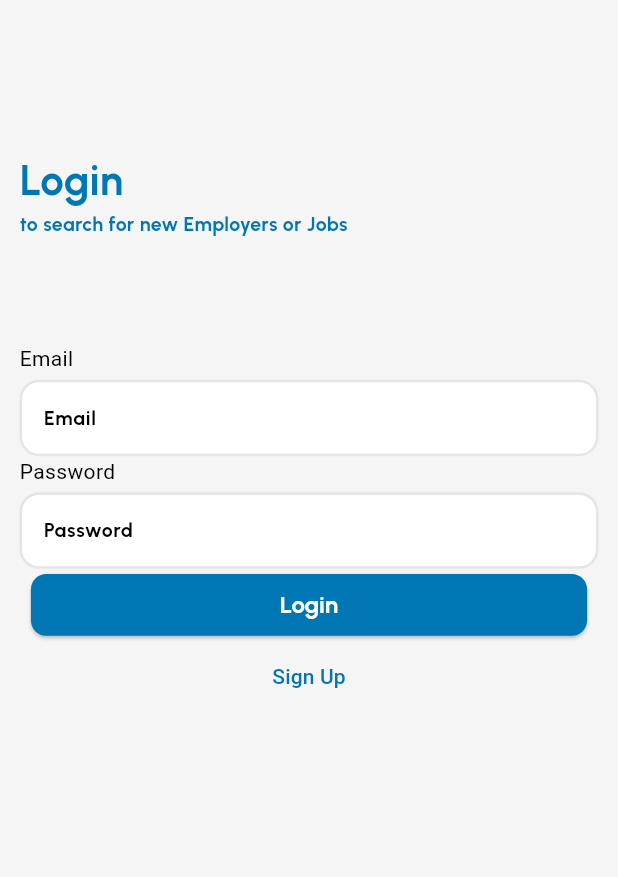
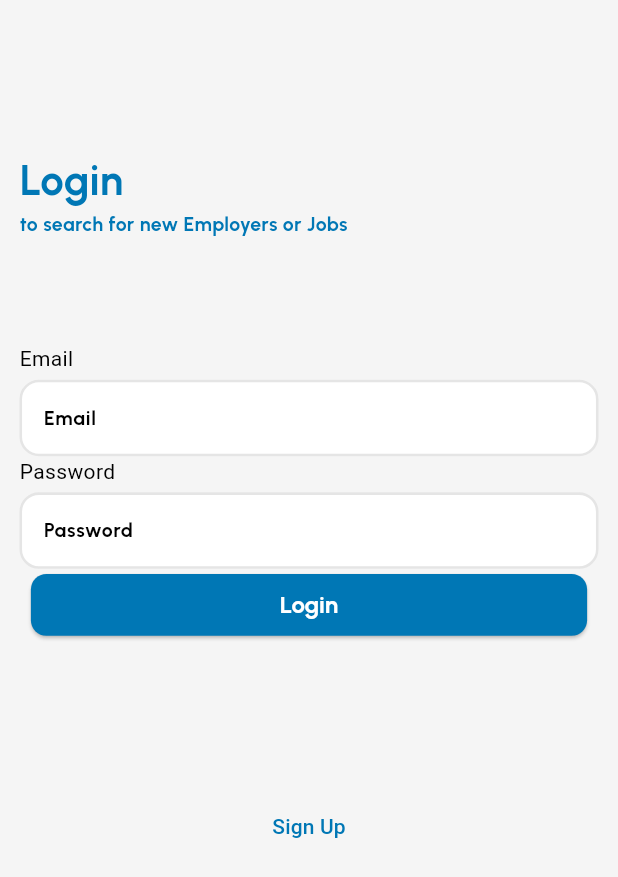
Before and after one commit to WissamAlmsalati/quick_hire_app, a Flutter app: the screen it shows after launch, after a tap on "Login", on a phone screen of 412 x 824 dp. Shown: the top 877 px of the screen. Run offline on Flutter 3.47's test engine with Material 3 defaults, Android fonts, the phone set to English and light mode, and no system bars; our stand-ins replace bloc, flutter_bloc, gap, google_fonts; missing offline and left inert: dart:ffi.

Commit message:
log in page and custom button

```diff
--- a/lib/core/widgets/custom_button.dart
+++ b/lib/core/widgets/custom_button.dart
@@ -17,11 +17,7 @@ class CustomButton extends StatelessWidget {
 
   @override
   Widget build(BuildContext context) {
-    return SizedBox(
-        width: width,
-        height: height,
-        child: ElevatedButton(onPressed: onPressed,
-          child: Text(text),)
-    );
+    return ElevatedButton(onPressed: onPressed,
+      child: Text(text),);
   }
 }
--- a/lib/features/authintication_screens/presentation/widgets/login_form_widget.dart
+++ b/lib/features/authintication_screens/presentation/widgets/login_form_widget.dart
@@ -7,7 +7,6 @@ import 'package:quick_hire/core/widgets/custom_text_field.dart';
 import '../../data/repositories/auth_repository.dart';
 import '../cubit/auth_cubit.dart';
 import '../screens/sign_up_screen.dart';
-
 
 class LoginForm extends StatelessWidget {
    LoginForm({super.key});
@@ -51,6 +50,7 @@ class LoginForm extends StatelessWidget {
                 return Container();
               },
             ),
+            const Gap(100),
             TextButton(onPressed: (){
               Navigator.push(context, MaterialPageRoute(builder: (context) => SignUpScreen()));
             }, child: Text('Sign Up'))
```
